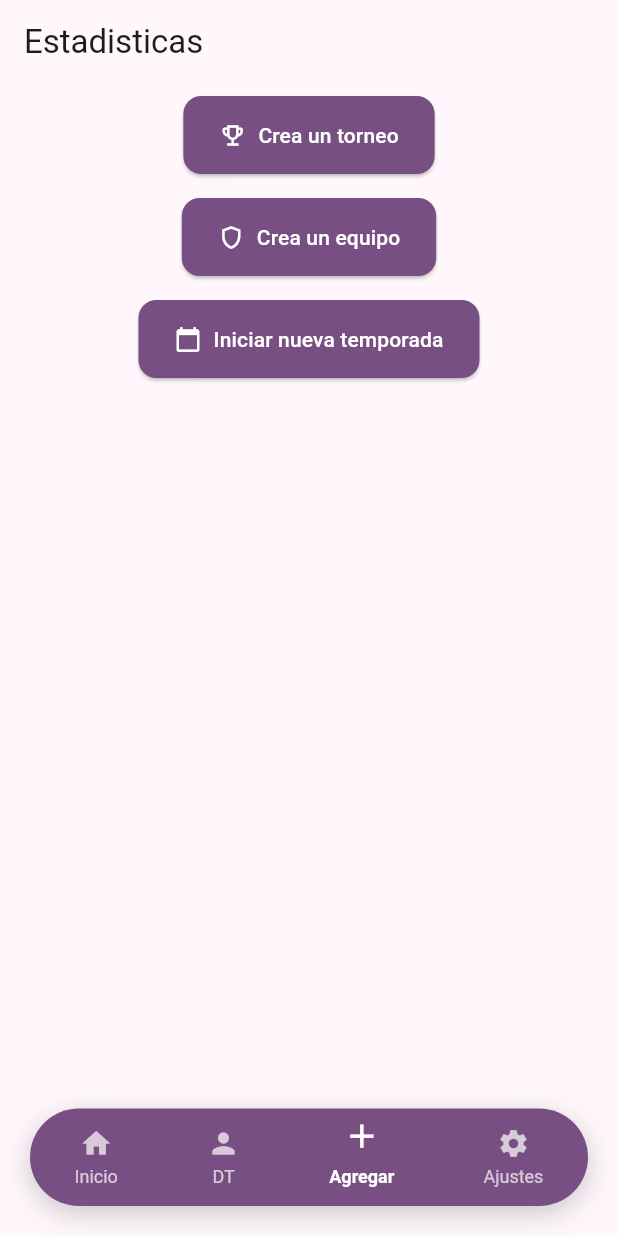
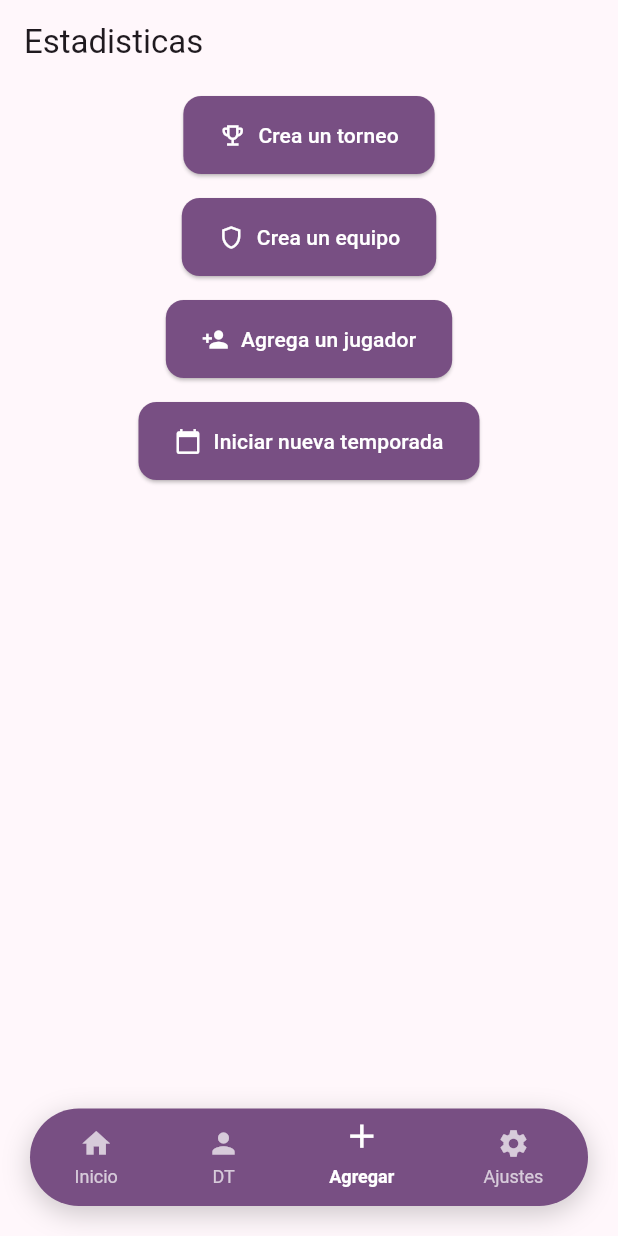
Before and after one commit to Brunox117/carrermodetracker, a Flutter app: the AddAllStatView screen opened by its route, on a phone screen of 412 x 824 dp. Run offline on Flutter 3.47's test engine with Material 3 defaults, Android fonts, the phone set to English and light mode, and no system bars; our stand-ins replace flutter_riverpod, go_router, image_picker, isar, shared_preferences; missing offline and left inert: drops; accounts and stored records are empty; generated files the repository leaves out were written again.

Commit message:
se agregan nuevos jugadores

```diff
--- a/lib/config/router/app_router.dart
+++ b/lib/config/router/app_router.dart
@@ -196,7 +196,16 @@ final appRouter = GoRouter(initialLocation: '/dtview', routes: [
                   id: '1',
                 );
               },
+              routes: [
+                GoRoute(
+                  path: '/addplayerview',
+                  builder: (context, state) {
+                    return const AddPlayerView(
+                      teamId: null,
+                    );
+                  },
                 ),
+              ]),
         ]),
         StatefulShellBranch(routes: [
           GoRoute(
--- a/lib/presentation/views/add/add_all_stat_view.dart
+++ b/lib/presentation/views/add/add_all_stat_view.dart
@@ -29,6 +29,13 @@ class AddAllStatView extends StatelessWidget {
                 icon: Icons.shield_outlined,
                 text: 'Crea un equipo',
                 onPressed: () => context.push('/addteam'),
+              ),
+              _buildActionButton(
+                context,
+                icon: Icons.person_add,
+                text: 'Agrega un jugador',
+                onPressed: () =>
+                    context.push('/add-all-stat-view/addplayerview'),
               ),
               _buildActionButton(
                 context,
```
Also changed, not shown: lib/presentation/views/player/add_player_view.dart (+5 -3 lines). Lines whose indentation alone changed are shown as unchanged.
